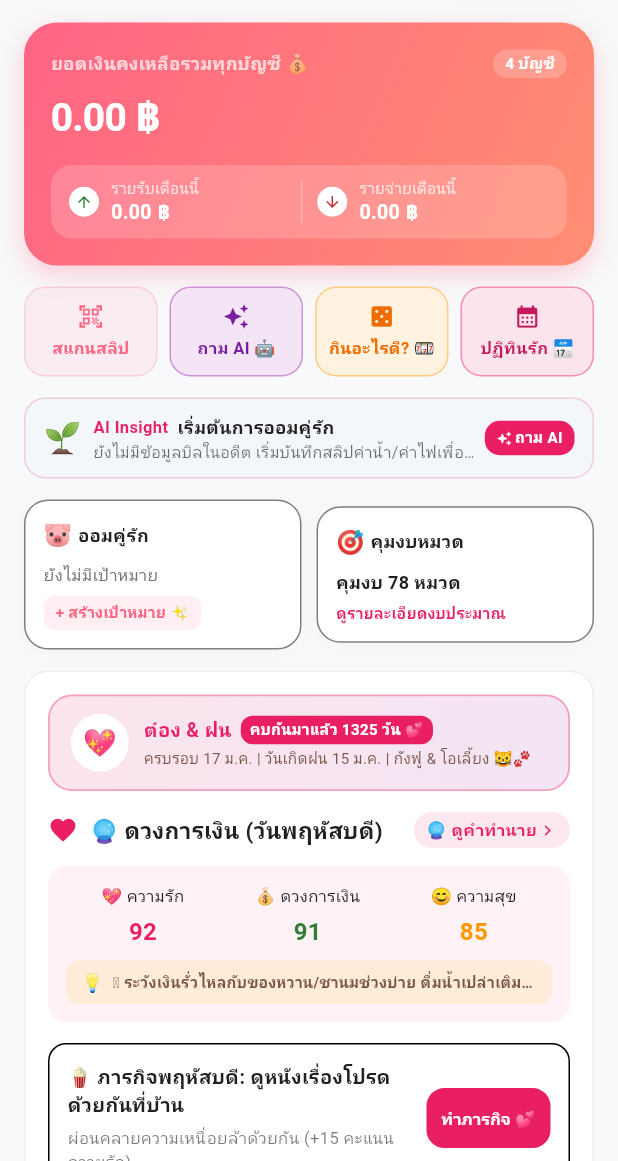
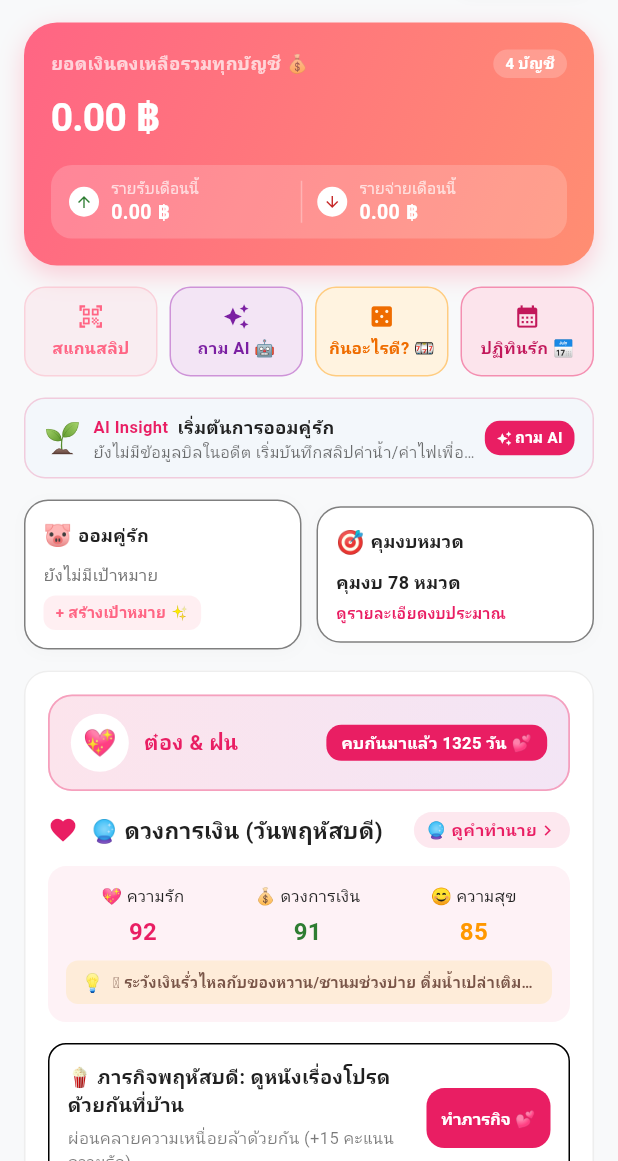
Before and after one commit to snoopy1989doo-source/expense_tracker, a Flutter app: the DashboardScreen screen opened directly with empty values, on a phone screen of 412 x 824 dp, the part 75-1236 px from its top. Run offline on Flutter 3.47's test engine with Material 3 defaults, Android fonts, the phone set to English and light mode, and no system bars; our stand-ins replace cloud_firestore, csv, firebase_auth, firebase_core, firebase_storage, fl_chart and 5 more; missing offline and left inert: dart:js_util; accounts and stored records are empty; network calls fail; Roboto replaces fonts that are missing (Prompt).

Commit message:
Remove birthday/cat text from anniversary banner, update couple spending title, and remove connection hints

```diff
--- a/lib/screens/dashboard/dashboard_screen.dart
+++ b/lib/screens/dashboard/dashboard_screen.dart
@@ -85,7 +85,7 @@ class DashboardScreen extends ConsumerWidget {
     } else if (partnerEmail.isNotEmpty) {
       partnerName = partnerEmail.split('@').first;
     } else {
-      partnerName = 'แฟน (รอเชื่อมต่อ)';
+      partnerName = 'แฟน';
     }
 
     final goals = goalsAsync.value ?? [];
--- a/lib/widgets/couple/couple_quests_widget.dart
+++ b/lib/widgets/couple/couple_quests_widget.dart
@@ -876,33 +876,23 @@ class _CoupleQuestsWidgetState extends ConsumerState<CoupleQuestsWidget> {
                   ),
                   const SizedBox(width: 10),
                   Expanded(
-                    child: Column(
-                      crossAxisAlignment: CrossAxisAlignment.start,
-                      children: [
-                        Row(
+                    child: Row(
+                      mainAxisAlignment: MainAxisAlignment.spaceBetween,
                       children: [
                         const Text(
                           'ต๋อง & ฝน',
-                              style: TextStyle(fontWeight: FontWeight.bold, fontSize: 13, color: AppColors.primary),
+                          style: TextStyle(fontWeight: FontWeight.bold, fontSize: 14, color: AppColors.primary),
                         ),
-                            const SizedBox(width: 6),
                         Container(
-                              padding: const EdgeInsets.symmetric(horizontal: 6, vertical: 2),
+                          padding: const EdgeInsets.symmetric(horizontal: 10, vertical: 4),
                           decoration: BoxDecoration(
                             color: AppColors.primary,
-                                borderRadius: BorderRadius.circular(8),
+                            borderRadius: BorderRadius.circular(10),
                           ),
                           child: Text(
                             'คบกันมาแล้ว $daysTogether วัน 💕',
-                                style: const TextStyle(color: Colors.white, fontSize: 10, fontWeight: FontWeight.bold),
+                            style: const TextStyle(color: Colors.white, fontSize: 11, fontWeight: FontWeight.bold),
                           ),
-                            ),
-                          ],
-                        ),
-                        const SizedBox(height: 2),
-                        const Text(
-                          'ครบรอบ 17 ม.ค. | วันเกิดฝน 15 ม.ค. | กังฟู & โอเลี้ยง 🐱🐾',
-                          style: TextStyle(fontSize: 10, color: Colors.brown),
                         ),
                       ],
                     ),
```
Also changed, not shown: lib/screens/reports/reports_screen.dart (+6 -6 lines). Lines whose indentation alone changed are shown as unchanged.
